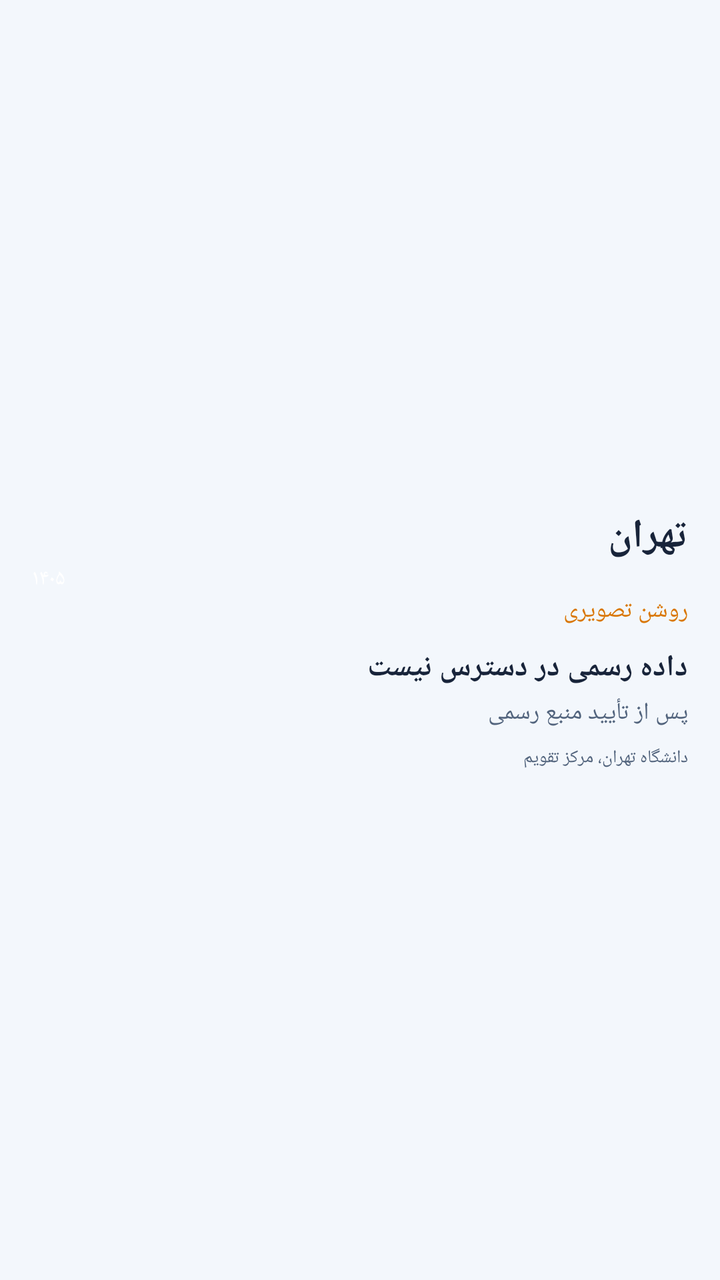
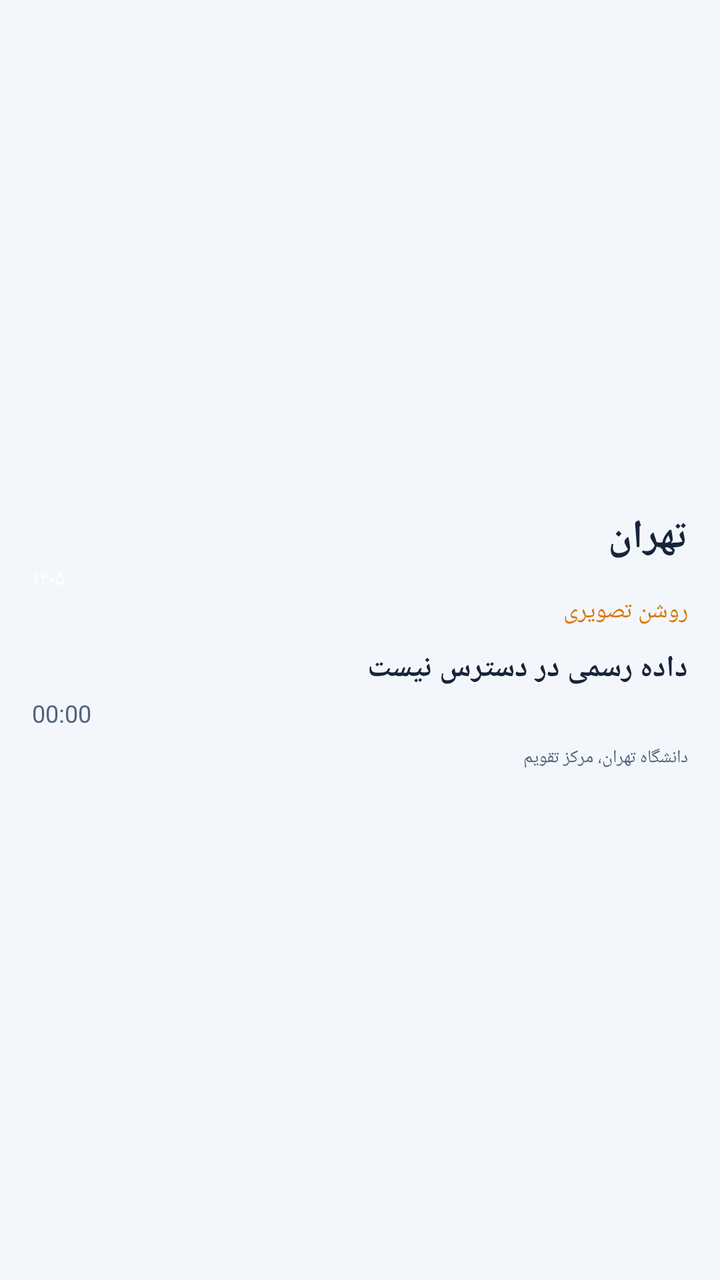

Two renders of the same Android screen: before a commit and after it. Below are the layout's source before the change and the commit's diff.
<!-- AndroidManifest.xml: application theme android:Theme.DeviceDefault.NoActionBar -->
<!-- res/layout/widget_prayer_bright.xml -->
<?xml version="1.0" encoding="utf-8"?>
<LinearLayout xmlns:android="http://schemas.android.com/apk/res/android"
 android:id="@+id/prayer_widget_root" android:layout_width="match_parent" android:layout_height="match_parent"
 android:orientation="vertical" android:gravity="center_vertical" android:padding="16dp"
 android:background="#F3F7FC">
 <TextView android:id="@+id/prayer_city" android:layout_width="match_parent" android:layout_height="wrap_content"
  android:text="تهران" android:textColor="#18243A" android:textSize="20sp" android:textStyle="bold" />
 <TextView android:id="@+id/prayer_date" android:layout_width="match_parent" android:layout_height="wrap_content"
  android:text="۱۴۰۵" android:textColor="#FFFFFF" android:textSize="11sp" />
 <TextView android:layout_width="match_parent" android:layout_height="wrap_content"
  android:text="روشن تصویری" android:textColor="#D97706" android:textSize="12sp" />
 <TextView android:id="@+id/prayer_status" android:layout_width="match_parent" android:layout_height="wrap_content"
  android:text="داده رسمی در دسترس نیست" android:textColor="#18243A" android:textSize="15sp" android:textStyle="bold"
  android:layout_marginTop="10dp" />
 <TextView android:id="@+id/prayer_next" android:layout_width="match_parent" android:layout_height="wrap_content"
  android:text="پس از تأیید منبع رسمی" android:textColor="#52647D" android:textSize="12sp" android:layout_marginTop="4dp" />
 <TextView android:id="@+id/prayer_source" android:layout_width="match_parent" android:layout_height="wrap_content"
  android:text="دانشگاه تهران، مرکز تقویم" android:textColor="#52647D" android:textSize="9sp" android:layout_marginTop="8dp" />
</LinearLayout>
<!-- resources referenced by this layout -->
<resources>

</resources>

<!-- the commit's change to res/layout/widget_prayer_bright.xml (unified diff, before → after) -->
@@ -12,7 +12,7 @@
  <TextView android:id="@+id/prayer_status" android:layout_width="match_parent" android:layout_height="wrap_content"
   android:text="داده رسمی در دسترس نیست" android:textColor="#18243A" android:textSize="15sp" android:textStyle="bold"
   android:layout_marginTop="10dp" />
- <TextView android:id="@+id/prayer_next" android:layout_width="match_parent" android:layout_height="wrap_content"
+ <Chronometer android:id="@+id/prayer_next" android:layout_width="match_parent" android:layout_height="wrap_content"
   android:text="پس از تأیید منبع رسمی" android:textColor="#52647D" android:textSize="12sp" android:layout_marginTop="4dp" />
  <TextView android:id="@+id/prayer_source" android:layout_width="match_parent" android:layout_height="wrap_content"
   android:text="دانشگاه تهران، مرکز تقویم" android:textColor="#52647D" android:textSize="9sp" android:layout_marginTop="8dp" />
